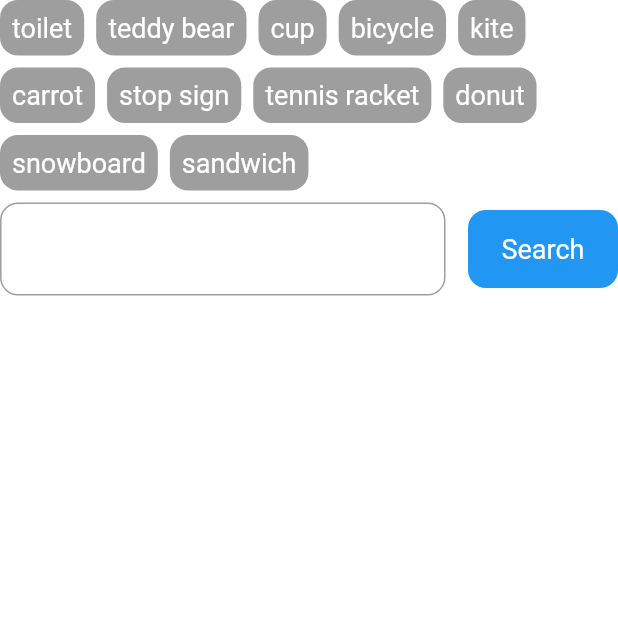
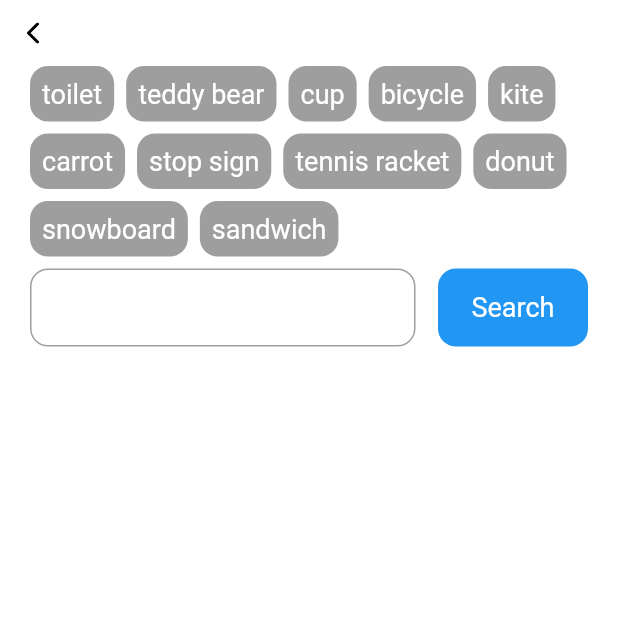
Before and after one commit to RealSerkhan/coco_search, a Flutter app: the screen it shows after launch, after a tap on "Search anything...", on a phone screen of 412 x 824 dp, the top half of it. Run offline on Flutter 3.47's test engine with Material 2 defaults, Android fonts, the phone set to English and light mode, and no system bars; our stand-ins replace dio, flutter_svg.

Commit message:
search modifies

```diff
--- /dev/null
+++ b/lib/components/custom_appbar.dart
@@ -0,0 +1,65 @@
+import 'dart:ui';
+
+import 'package:coco_search/core/colors.dart';
+
+import 'package:flutter/material.dart';
+import 'package:flutter_svg/svg.dart';
+
+class CustomAppBar extends StatefulWidget implements PreferredSizeWidget {
+  Function()? onTapLeading;
+  List<Widget>? actions;
+  String? title;
+  bool implementBackButton;
+  Color? backgroundColor;
+  CustomAppBar(
+      {this.onTapLeading,
+      this.actions,
+      this.title,
+      this.backgroundColor,
+      this.implementBackButton = true})
+      : preferredSize = const Size.fromHeight(44);
+
+  @override
+  _CustomAppBarState createState() => _CustomAppBarState();
+
+  @override
+  final Size preferredSize;
+  // Size get preferredSize => throw UnimplementedError();
+}
+
+class _CustomAppBarState extends State<CustomAppBar> {
+  @override
+  Widget build(BuildContext context) {
+    return AppBar(
+      backgroundColor: widget.backgroundColor ?? Colors.white,
+      toolbarHeight: 44,
+      shadowColor: Colors.transparent,
+      leadingWidth: 44,
+      actions: widget.actions,
+      leading: !widget.implementBackButton
+          ? const SizedBox.shrink()
+          : InkWell(
+              borderRadius: BorderRadius.circular(22),
+              child: Center(
+                child: SvgPicture.asset(
+                  'assets/vectors/arrow_left.svg',
+                  width: 8,
+                  fit: BoxFit.fitWidth,
+                  color: CustomColors.black,
+                ),
+              ),
+              onTap: widget.onTapLeading,
+            ),
+      centerTitle: true,
+      title: widget.title == null
+          ? const SizedBox.shrink()
+          : Text(
+              widget.title!,
+              style: const TextStyle(
+                  fontSize: 20,
+                  color: CustomColors.black,
+                  fontWeight: FontWeight.w600),
+            ),
+    );
+  }
+}
--- a/lib/components/custom_input.dart
+++ b/lib/components/custom_input.dart
@@ -28,7 +28,7 @@ class CustomInput extends StatelessWidget {
   @override
   Widget build(BuildContext context) {
     return Container(
-      height: 52.0,
+      height: 50.0,
       child: TextField(
         autofocus: autoFocus!,
         controller: controller,
--- a/lib/core/resources.dart
+++ b/lib/core/resources.dart
@@ -1,3 +1,4 @@
 class Resource {
   static const String search = 'assets/vectors/search.svg';
+  static const String arrow_left = 'assets/vectors/arrow_left.svg';
 }
--- a/lib/core/styles.dart
+++ b/lib/core/styles.dart
@@ -3,6 +3,11 @@ import 'package:flutter/material.dart';
 
 const kTextStyle18 = TextStyle(
   color: CustomColors.white,
+  fontSize: 18,
+  fontWeight: FontWeight.w400,
+);
+const kHeaderTextStyle18 = TextStyle(
+  color: CustomColors.black,
   fontSize: 18,
   fontWeight: FontWeight.w400,
 );
--- a/lib/screens/search/view/result_page.dart
+++ b/lib/screens/search/view/result_page.dart
@@ -12,7 +12,22 @@ class ResultPage extends StatelessWidget {
   @override
   Widget build(BuildContext context) {
     return Scaffold(
-      appBar: AppBar(),
+      appBar: AppBar(
+        backgroundColor: Colors.transparent,
+        shadowColor: Colors.transparent,
+        leading: IconButton(
+          icon: Icon(
+            Icons.arrow_back,
+            color: CustomColors.black,
+          ),
+          onPressed: () {},
+        ),
+        centerTitle: false,
+        title: Text(
+          'Coco Explore',
+          style: kHeaderTextStyle18,
+        ),
+      ),
       body: Padding(
         padding: const EdgeInsets.symmetric(horizontal: 20),
         child: Column(
--- a/lib/screens/search/view/search_screen.dart
+++ b/lib/screens/search/view/search_screen.dart
@@ -1,3 +1,6 @@
+import 'package:coco_search/components/custom_appbar.dart';
+import 'package:coco_search/components/custom_input.dart';
+import 'package:coco_search/components/custom_text_button.dart';
 import 'package:coco_search/core/colors.dart';
 import 'package:coco_search/core/r.dart';
 import 'package:coco_search/core/styles.dart';
@@ -18,12 +21,19 @@ class SearchScreen extends StatefulWidget {
 }
 
 class _SearchScreenState extends State<SearchScreen> {
+  TextEditingController searchTextController = TextEditingController();
+
   @override
   Widget build(BuildContext context) {
     return Scaffold(
+      appBar: CustomAppBar(
+        onTapLeading: () => Navigator.of(context).maybePop(),
+      ),
       body: SafeArea(
         child: Consumer<SearchState>(builder: (context, searchState, child) {
           return SingleChildScrollView(
+            child: Padding(
+              padding: const EdgeInsets.symmetric(horizontal: 20),
               child: Column(
                 crossAxisAlignment: CrossAxisAlignment.start,
                 children: [
@@ -41,15 +51,15 @@ class _SearchScreenState extends State<SearchScreen> {
                                     searchState.selectedSubCategories
                                         .add(superCategory);
                                   } else {
-                                  searchState.selectedSubCategories.removeWhere(
-                                      (element) =>
+                                    searchState.selectedSubCategories
+                                        .removeWhere((element) =>
                                             element.id == superCategory.id);
                                   }
                                   setState(() {});
                                 },
                                 child: Container(
-                                margin:
-                                    const EdgeInsets.only(right: 8, bottom: 8),
+                                  margin: const EdgeInsets.only(
+                                      right: 8, bottom: 8),
                                   padding: const EdgeInsets.all(8),
                                   decoration: BoxDecoration(
                                       color: searchState.selectedSubCategories
@@ -65,24 +75,22 @@ class _SearchScreenState extends State<SearchScreen> {
                                 ),
                               ))
                           .toList()),
-                SearchBar(
-                  selectedCategories: searchState.selectedSubCategories,
-                  onSearch: () {
+                  getSearchbar(searchState, () {
                     searchState.search();
-                  },
-                ),
+                  }),
+                  getHints(searchTextController.text, searchState),
                   searchState.selectedSubCategories.isEmpty
-                    ? SizedBox.shrink()
+                      ? const SizedBox.shrink()
                       : Container(
-                        margin: EdgeInsets.only(top: 20),
+                          margin: const EdgeInsets.only(top: 20),
                           child: Wrap(
                             alignment: WrapAlignment.start,
                             children: searchState.selectedSubCategories
                                 .map((e) => Container(
                                       height: 45,
                                       padding: const EdgeInsets.only(left: 10),
-                                    margin:
-                                        EdgeInsets.only(bottom: 8, right: 8),
+                                      margin: const EdgeInsets.only(
+                                          bottom: 8, right: 8),
                                       decoration: BoxDecoration(
                                         color: CustomColors.blue,
                                         borderRadius: BorderRadius.circular(8),
@@ -111,9 +119,92 @@ class _SearchScreenState extends State<SearchScreen> {
                         ),
                 ],
               ),
+            ),
           );
         }),
       ),
     );
   }
+
+  getSearchbar(SearchState state, Function onSearch) {
+    return Row(
+      children: [
+        Expanded(
+          child: Container(
+            padding: const EdgeInsets.symmetric(horizontal: 4),
+            decoration: BoxDecoration(
+                borderRadius: BorderRadius.circular(12),
+                border: Border.all(color: CustomColors.grey)),
+            child: Row(
+              children: [
+                Expanded(
+                  child: CustomInput(
+                    controller: searchTextController,
+                    onChanged: (text) {
+                      setState(() {});
+                    },
+                  ),
+                ),
+              ],
+            ),
+          ),
+        ),
+        const SizedBox(
+          width: 15,
+        ),
+        SizedBox(
+          width: 100,
+          child: CustomTextButton(
+              color: CustomColors.blue,
+              child: const Text(
+                'Search',
+                style: kTextStyle18,
+              ),
+              onPressed: () {}),
+        )
+      ],
+    );
   }
+
+  getHints(String text, SearchState state) {
+    return text.isEmpty
+        ? const SizedBox()
+        : Container(
+            margin: const EdgeInsets.only(top: 15),
+            child: ListView(
+              padding: EdgeInsets.zero,
+              shrinkWrap: true,
+              children: R()
+                  .catToId
+                  .entries
+                  .toList()
+                  .where((subEntry) =>
+                      subEntry.key.startsWith(text) &&
+                      !state.selectedSubCategories
+                          .map((e) => e.id)
+                          .contains(subEntry.value))
+                  .map((filteredCategory) => InkWell(
+                        onTap: () {
+                          state.selectedSubCategories.add(SuperCategory(
+                              name: filteredCategory.key,
+                              id: filteredCategory.value));
+                          searchTextController.clear();
+                          setState(() {});
+                        },
+                        child: Container(
+                          margin: const EdgeInsets.only(right: 8, bottom: 8),
+                          padding: const EdgeInsets.all(8),
+                          decoration: BoxDecoration(
+                              color: CustomColors.blue,
+                              borderRadius: BorderRadius.circular(12)),
+                          child: Text(
+                            filteredCategory.key,
+                            style: kTextStyle18,
+                          ),
+                        ),
+                      ))
+                  .toList(),
+            ),
+          );
+  }
+}
--- a/lib/screens/search/widgets/search_bar.dart
+++ b/lib/screens/search/widgets/search_bar.dart
@@ -20,7 +20,7 @@ class SearchBar extends StatelessWidget {
       children: [
         Expanded(
           child: Container(
-            padding: EdgeInsets.all(4),
+            padding: EdgeInsets.symmetric(horizontal: 4),
             decoration: BoxDecoration(
                 borderRadius: BorderRadius.circular(12),
                 border: Border.all(color: CustomColors.grey)),
```
Also changed, not shown: pubspec.yaml (+4 -3 lines), assets/vectors/arrow_left.svg (added), assets/vectors/search.svg (added). Lines whose indentation alone changed are shown as unchanged.
